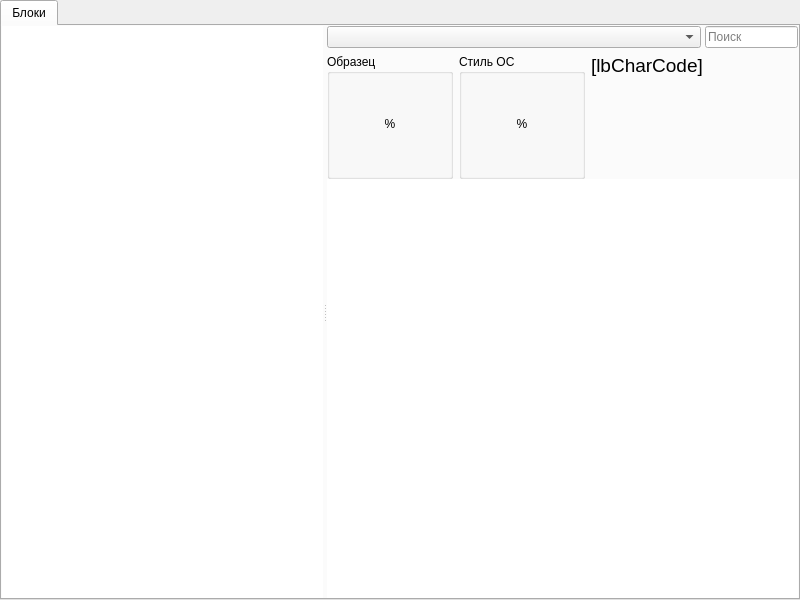
The window that Unicodia/FmMain.ui (Mercury13/unicodia) describes before a commit, drawn with Qt 5.
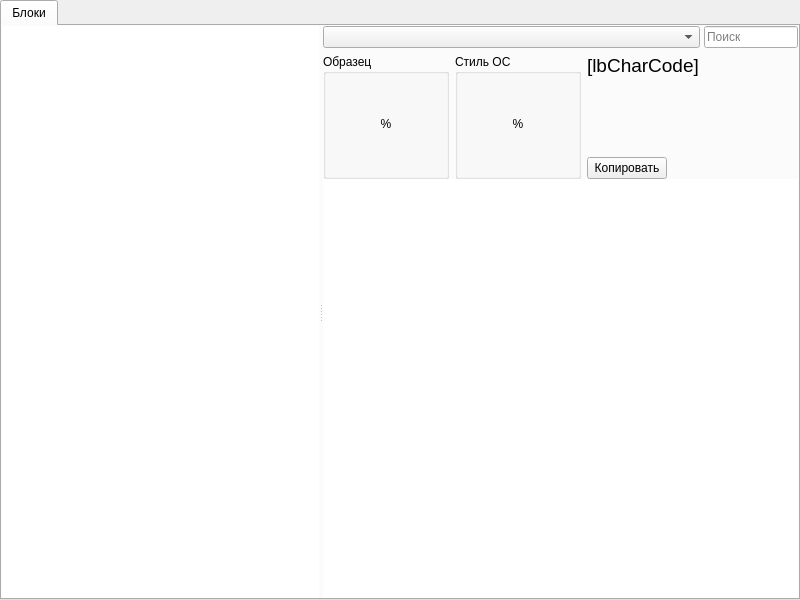
The same window after the commit.

Commit message: Прототип есть, но покалечил другое — левую панель

Patch:
```diff
--- a/Unicodia/FmMain.ui
+++ b/Unicodia/FmMain.ui
@@ -279,6 +279,30 @@
                       </property>
                      </spacer>
                     </item>
+                    <item>
+                     <layout class="QHBoxLayout" name="horizontalLayout_5">
+                      <item>
+                       <widget class="QPushButton" name="btCopy">
+                        <property name="text">
+                         <string>Копировать</string>
+                        </property>
+                       </widget>
+                      </item>
+                      <item>
+                       <spacer name="horizontalSpacer">
+                        <property name="orientation">
+                         <enum>Qt::Horizontal</enum>
+                        </property>
+                        <property name="sizeHint" stdset="0">
+                         <size>
+                          <width>40</width>
+                          <height>20</height>
+                         </size>
+                        </property>
+                       </spacer>
+                      </item>
+                     </layout>
+                    </item>
                    </layout>
                   </widget>
                  </item>
```
The commit also changes 2 other files.
